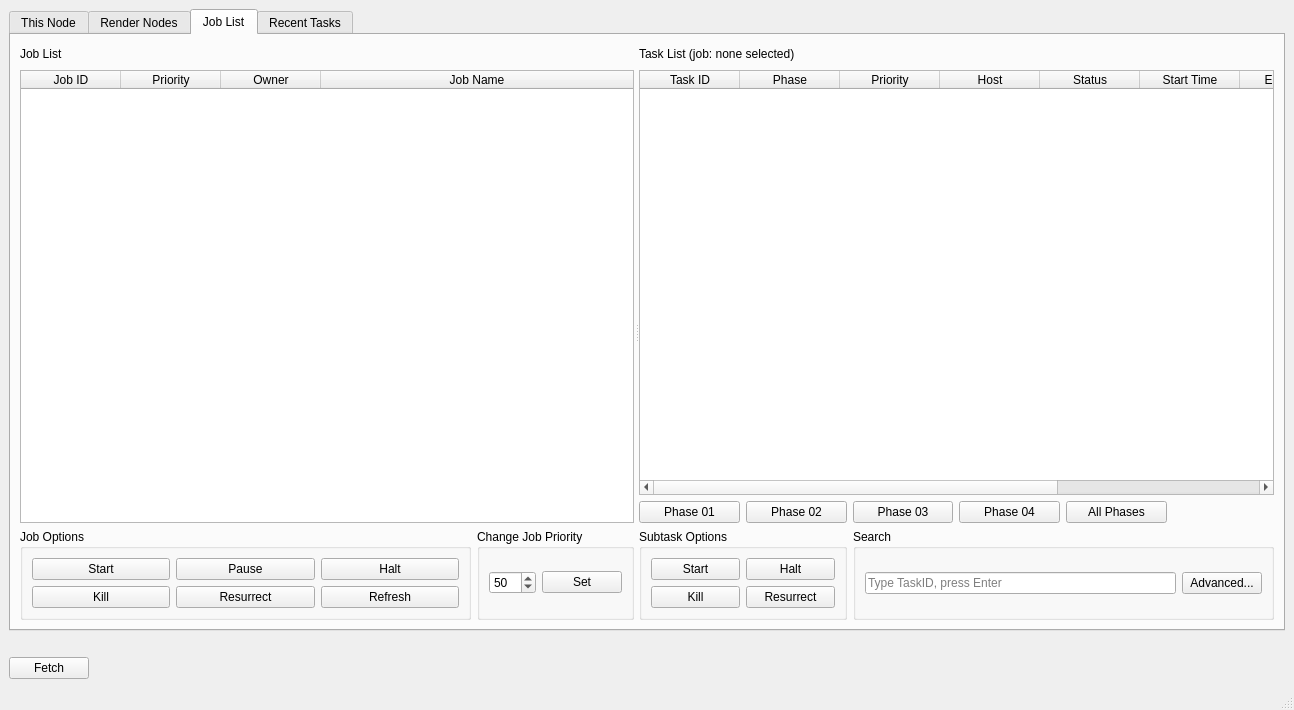
This is ui/UI_FarmView.ui in david2777/DPS_Hydra as Qt 5 draws it before an edit. The edited form follows.
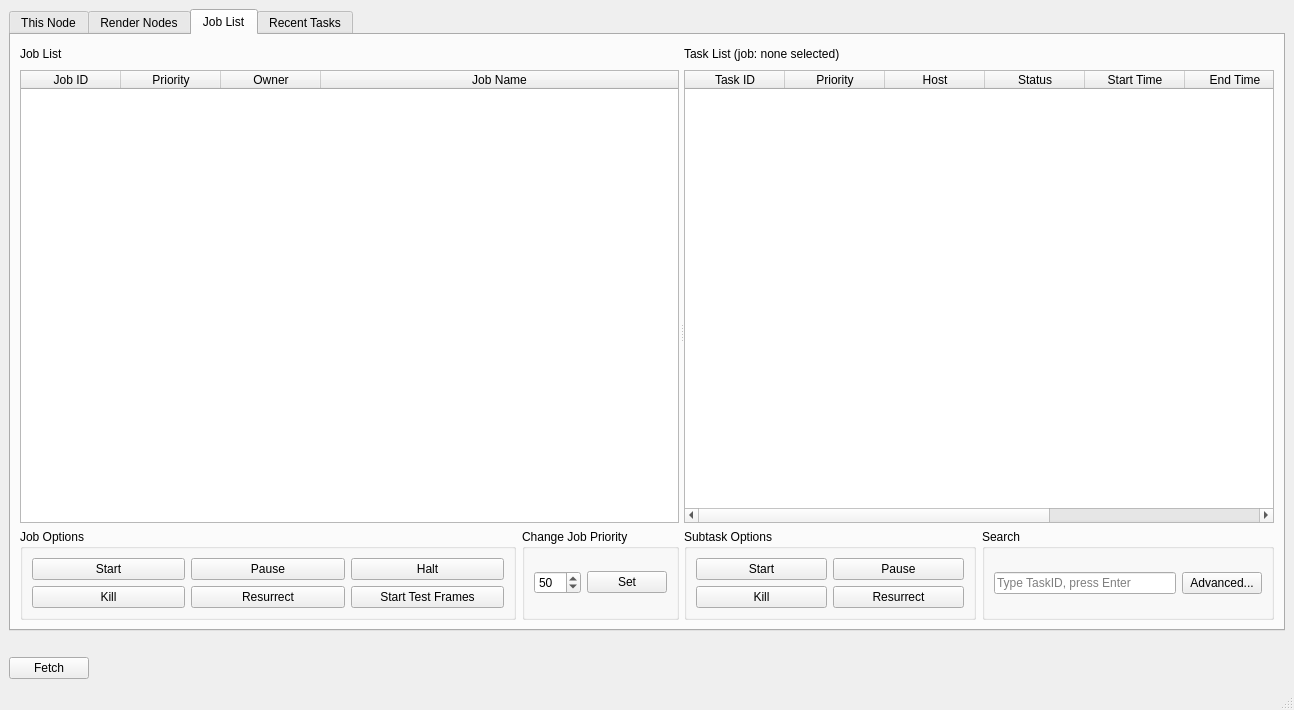
This is the edited form. The open tabs and pages were chosen to show the change.

Commit message:
Implemented Start Test Frames Button/Dialog
Made a dialog for getting ints and made a button that starts the first x
frames in a job for testing.

The edit to the form file:
```diff
--- a/ui/UI_FarmView.ui
+++ b/ui/UI_FarmView.ui
@@ -498,7 +498,7 @@
                <item row="2" column="2">
                 <widget class="QPushButton" name="refreshButton">
                  <property name="text">
-                  <string>Refresh</string>
+                  <string>Start Test Frames</string>
                  </property>
                 </widget>
                </item>
@@ -538,7 +538,7 @@
           </widget>
           <widget class="QWidget" name="layoutWidget_3">
            <layout class="QGridLayout" name="gridLayout_taskList">
-            <item row="4" column="2" colspan="4">
+            <item row="3" column="2" colspan="2">
              <widget class="QGroupBox" name="groupBox_search">
               <property name="title">
                <string>Search</string>
@@ -561,27 +561,7 @@
               </layout>
              </widget>
             </item>
-            <item row="0" column="2" colspan="4">
-             <spacer name="horizontalSpacer_taskList">
-              <property name="orientation">
-               <enum>Qt::Horizontal</enum>
-              </property>
-              <property name="sizeHint" stdset="0">
-               <size>
-                <width>40</width>
-                <height>20</height>
-               </size>
-              </property>
-             </spacer>
-            </item>
-            <item row="3" column="4">
-             <widget class="QPushButton" name="buttonPhase05Loader">
-              <property name="text">
-               <string>All Phases</string>
-              </property>
-             </widget>
-            </item>
-            <item row="4" column="0" colspan="2">
+            <item row="3" column="0" colspan="2">
              <widget class="QGroupBox" name="groupBox_subTaskOptions">
               <property name="minimumSize">
                <size>
@@ -610,7 +590,7 @@
                <item row="1" column="1">
                 <widget class="QPushButton" name="haltTaskButton">
                  <property name="text">
-                  <string>Halt</string>
+                  <string>Pause</string>
                  </property>
                 </widget>
                </item>
@@ -624,7 +604,27 @@
               </layout>
              </widget>
             </item>
-            <item row="2" column="0" colspan="6">
+            <item row="0" column="2" colspan="2">
+             <spacer name="horizontalSpacer_taskList">
+              <property name="orientation">
+               <enum>Qt::Horizontal</enum>
+              </property>
+              <property name="sizeHint" stdset="0">
+               <size>
+                <width>40</width>
+                <height>20</height>
+               </size>
+              </property>
+             </spacer>
+            </item>
+            <item row="0" column="0" colspan="2">
+             <widget class="QLabel" name="taskTableLabel">
+              <property name="text">
+               <string>Task List (job: none selected)</string>
+              </property>
+             </widget>
+            </item>
+            <item row="2" column="0" colspan="4">
              <widget class="QTableWidget" name="taskTable">
               <property name="enabled">
                <bool>true</bool>
@@ -652,11 +652,6 @@
                 <string>Task ID</string>
                </property>
               </column>
-              <column>
-               <property name="text">
-                <string>Phase</string>
-               </property>
-              </column>
               <column>
                <property name="text">
                 <string>Priority</string>
@@ -694,41 +689,6 @@
               </column>
              </widget>
             </item>
-            <item row="0" column="0" colspan="2">
-             <widget class="QLabel" name="taskTableLabel">
-              <property name="text">
-               <string>Task List (job: none selected)</string>
-              </property>
-             </widget>
-            </item>
-            <item row="3" column="0">
-             <widget class="QPushButton" name="buttonPhase01Loader">
-              <property name="text">
-               <string>Phase 01</string>
-              </property>
-             </widget>
-            </item>
-            <item row="3" column="1">
-             <widget class="QPushButton" name="buttonPhase02Loader">
-              <property name="text">
-               <string>Phase 02</string>
-              </property>
-             </widget>
-            </item>
-            <item row="3" column="3">
-             <widget class="QPushButton" name="buttonPhase03Loader">
-              <property name="text">
-               <string>Phase 04</string>
-              </property>
-             </widget>
-            </item>
-            <item row="3" column="2">
-             <widget class="QPushButton" name="buttonPhase04Loader">
-              <property name="text">
-               <string>Phase 03</string>
-              </property>
-             </widget>
-            </item>
            </layout>
           </widget>
          </widget>
```
Left out of the diff: 16 changed lines with no effect on the pictures. The commit also changes 5 other files.
